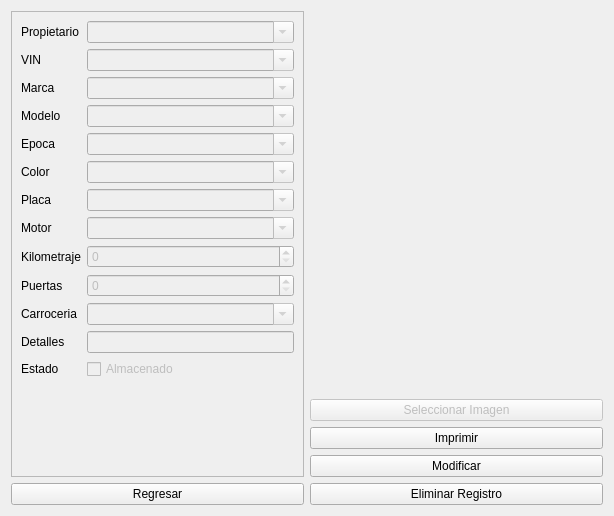
The window that ui/infodialog.ui (Abysmal683/proyecto-inventario-de-autos) describes before a commit, drawn with Qt 5.
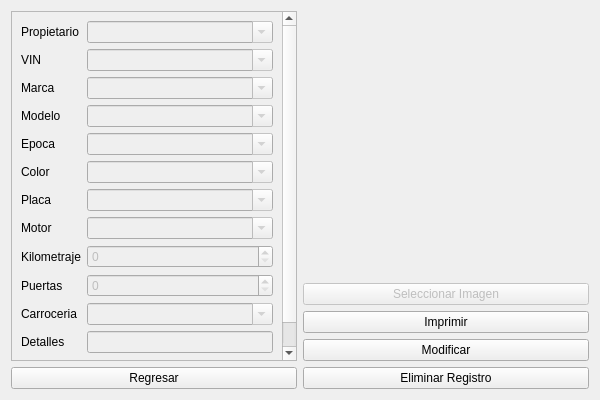
The same window after the commit. Icons and pictures are not drawn.

The edit to the form file:
```diff
--- a/ui/infodialog.ui
+++ b/ui/infodialog.ui
@@ -6,10 +6,16 @@
    <rect>
     <x>0</x>
     <y>0</y>
-    <width>614</width>
-    <height>516</height>
+    <width>600</width>
+    <height>400</height>
    </rect>
   </property>
+  <property name="minimumSize">
+   <size>
+    <width>600</width>
+    <height>400</height>
+   </size>
+  </property>
   <property name="windowTitle">
    <string>Form</string>
   </property>
@@ -19,7 +25,7 @@
      <item>
       <widget class="QScrollArea" name="scrollAreaCaracteristicas">
        <property name="sizePolicy">
-        <sizepolicy hsizetype="MinimumExpanding" vsizetype="MinimumExpanding">
+        <sizepolicy hsizetype="Expanding" vsizetype="Ignored">
          <horstretch>0</horstretch>
          <verstretch>0</verstretch>
         </sizepolicy>
@@ -32,8 +38,8 @@
          <rect>
           <x>0</x>
           <y>0</y>
-          <width>291</width>
-          <height>462</height>
+          <width>270</width>
+          <height>427</height>
          </rect>
         </property>
         <property name="sizePolicy">
```
